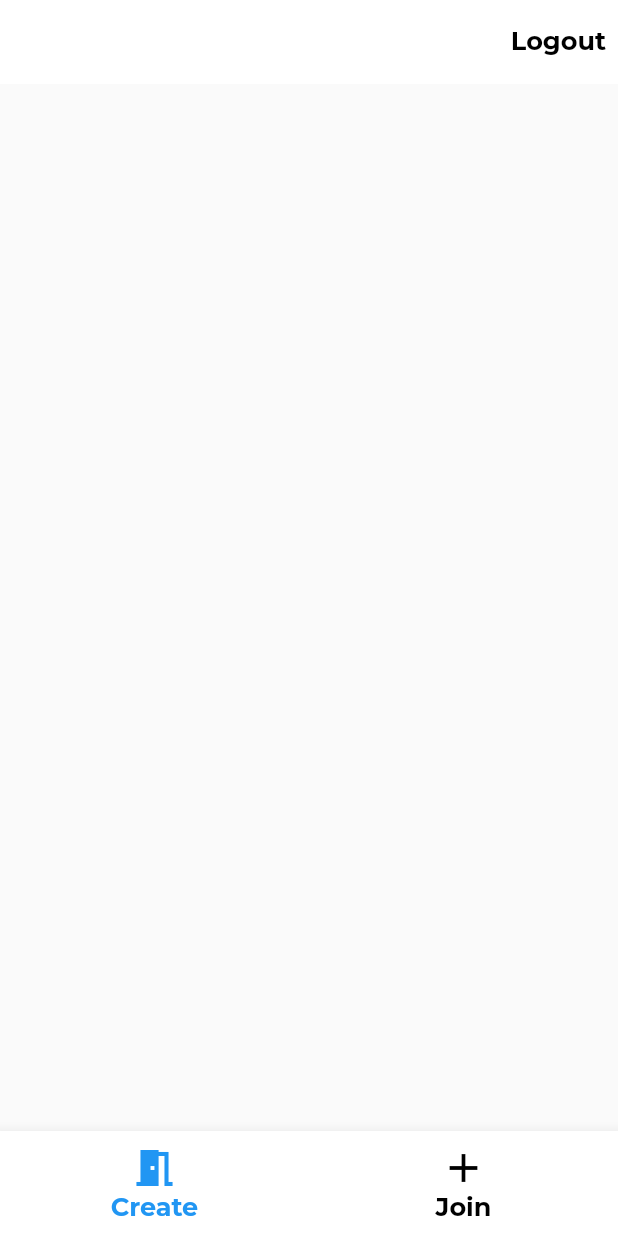
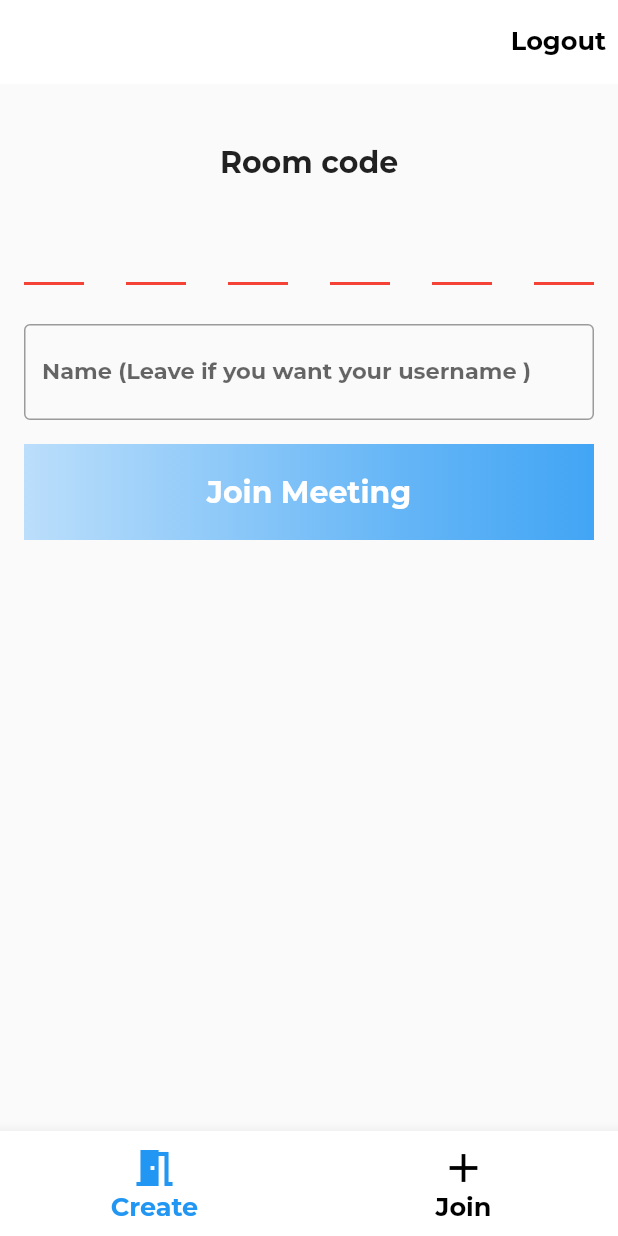
Before and after one commit to pavankalyan0424/teams, a Flutter app: the screen it shows once a user with an empty profile is signed in, on a phone screen of 412 x 824 dp. Run offline on Flutter 3.47's test engine with Material 2 defaults, Android fonts, the phone set to English and light mode, and no system bars; drawn by our look-alikes of pin_code_fields; our stand-ins replace cloud_firestore, firebase_auth, firebase_core, google_fonts, google_sign_in, introduction_screen and 1 more; missing offline and left inert: agora_rtc_engine; accounts and stored records are empty.

Commit message:
join and create meeting added

```diff
--- a/lib/screens/join_meeting_screen.dart
+++ b/lib/screens/join_meeting_screen.dart
@@ -1,10 +1,103 @@
 import 'package:flutter/material.dart';
+import 'package:pin_code_fields/pin_code_fields.dart';
+import 'package:teams/constants/variables.dart';
 
-class JoinMeetingScreen extends StatelessWidget {
+import 'meet_screen.dart';
+
+class JoinMeetingScreen extends StatefulWidget {
   const JoinMeetingScreen({Key? key}) : super(key: key);
 
   @override
+  State<JoinMeetingScreen> createState() => _JoinMeetingScreenState();
+}
+
+class _JoinMeetingScreenState extends State<JoinMeetingScreen> {
+  String roomCode = "";
+
+  @override
   Widget build(BuildContext context) {
-    return Container();
+    return Scaffold(
+      body: Container(
+        padding: const EdgeInsets.all(16.0),
+        child: SingleChildScrollView(
+          child: Column(
+            children: [
+              const SizedBox(
+                height: 24,
+              ),
+              Text(
+                "Room code",
+                style: myStyle(20),
+              ),
+              const SizedBox(
+                height: 20,
+              ),
+              PinCodeTextField(
+                appContext: context,
+                autoDisposeControllers: false,
+                animationType: AnimationType.fade,
+                pinTheme: PinTheme(shape: PinCodeFieldShape.underline),
+                length: 6,
+                animationDuration: const Duration(
+                  milliseconds: 300,
+                ),
+                autovalidateMode: AutovalidateMode.onUserInteraction,
+                validator: (value) {
+                  if (value!.length != 6) return "Enter the code properly";
+                  return "";
+                },
+                onChanged: (value) {
+                  roomCode = value;
+                },
+              ),
+              const SizedBox(
+                height: 10,
+              ),
+              TextField(
+                style: myStyle(20),
+                decoration: InputDecoration(
+                  border: const OutlineInputBorder(),
+                  labelText: "Name (Leave if you want your username )",
+                  labelStyle: myStyle(15),
+                ),
+              ),
+              const SizedBox(
+                height: 16,
+              ),
+              InkWell(
+                onTap: () async {
+                  Navigator.pushReplacement(
+                    context,
+                    MaterialPageRoute(
+                      builder: (context) => const MeetScreen(),
+                    ),
+                  );
+                },
+                child: Container(
+                  child: Center(
+                    child: Text(
+                      "Join Meeting",
+                      style: myStyle(20, Colors.white),
+                    ),
+                  ),
+                  width: double.maxFinite,
+                  height: 64,
+                  decoration: const BoxDecoration(
+                    gradient: LinearGradient(
+                      colors: [
+                        Color(0xFFBBDEFB),
+                        Color(0xFF90CAF9),
+                        Color(0xFF64B5F6),
+                        Color(0xFF42A5F5),
+                      ],
+                    ),
+                  ),
+                ),
+              ),
+            ],
+          ),
+        ),
+      ),
+    );
   }
 }
--- a/pubspec.yaml
+++ b/pubspec.yaml
@@ -41,6 +41,7 @@ dependencies:
 
   introduction_screen: ^2.1.0
   google_fonts: ^2.1.0
+  pin_code_fields: ^7.2.0
 
 
 
```
Also changed, not shown: lib/screens/create_meeting_screen.dart (+74 -2 lines), pubspec.lock, 11 other files.
